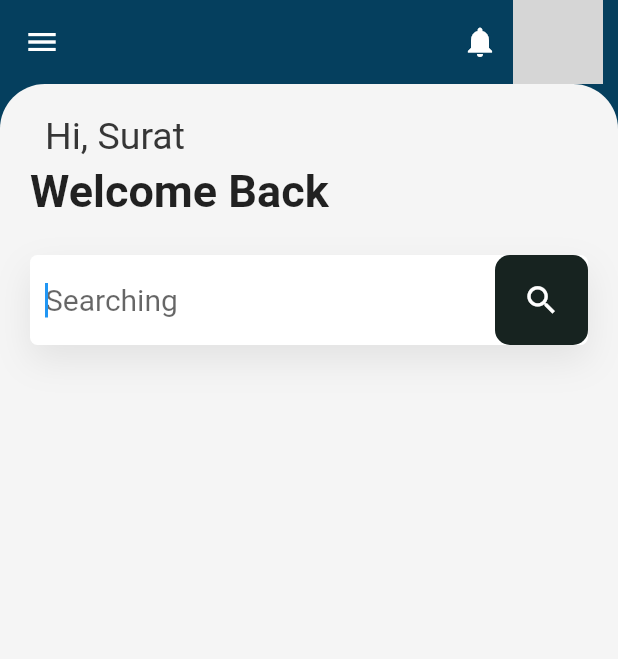
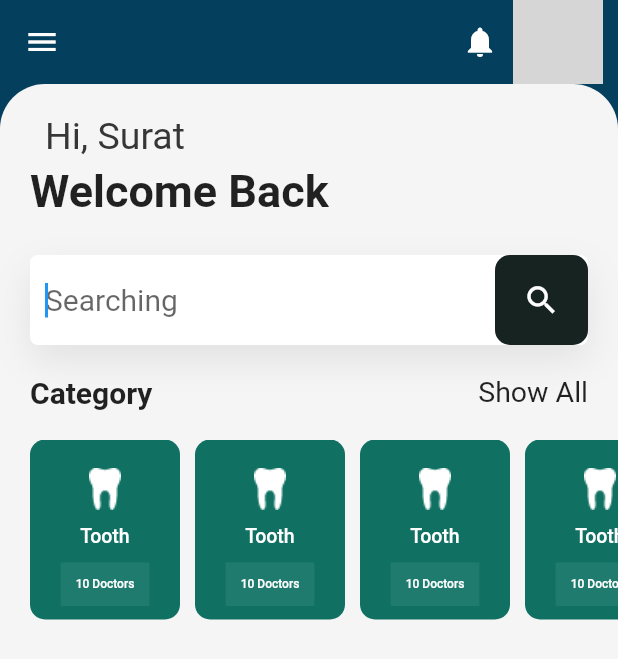
Before and after one commit to surajadkhari/dentalapp_UI, a Flutter app: the screen it shows after launch, on a phone screen of 412 x 824 dp. Shown: the top 659 px of the screen. Run offline on Flutter 3.47's test engine with Material 2 defaults, Android fonts, the phone set to English and light mode, and no system bars; network calls fail; Roboto replaces fonts that are missing (Poppins); grey boxes are pictures that could not be loaded.

Commit message:
Service Catalog

```diff
--- a/lib/screen/homepage.dart
+++ b/lib/screen/homepage.dart
@@ -120,6 +120,93 @@ Widget _bodyW() {
               ),
             ],
           ),
+        ),
+
+        Container(
+          margin: EdgeInsets.only(top: 20, left: 20),
+          child: Stack(
+            fit: StackFit.loose,
+            children: [
+              Container(
+                child: Text(
+                  "Category",
+                  style: TextStyle(fontWeight: FontWeight.bold, fontSize: 20),
+                ),
+              ),
+              Container(
+                margin: EdgeInsets.only(right: 20),
+                child: Align(
+                  alignment: Alignment.centerRight,
+                  child: Text(
+                    "Show All",
+                    style: TextStyle(fontSize: 19),
+                  ),
+                ),
+              ),
+            ],
+          ),
+        ),
+        Container(
+          color: Colors.transparent,
+          height: 120,
+          margin: EdgeInsets.only(top: 20, left: 20),
+          child: ListView(
+            scrollDirection: Axis.horizontal,
+            children: [
+              demoCategories("images/tooth.png", "Tooth", "10 Doctors"),
+              demoCategories("images/tooth.png", "Tooth", "10 Doctors"),
+              demoCategories("images/tooth.png", "Tooth", "10 Doctors"),
+              demoCategories("images/tooth.png", "Tooth", "10 Doctors"),
+              demoCategories("images/tooth.png", "Tooth", "10 Doctors"),
+            ],
+          ),
+        ),
+      ],
+    ),
+  );
+}
+
+//ServiceCatalog design
+Widget demoCategories(String image, String servicename, String drQuantity) {
+  return Container(
+    margin: EdgeInsets.only(right: 10),
+    width: 100,
+    decoration: BoxDecoration(
+      color: Color(0xff107163),
+      borderRadius: BorderRadius.circular(10),
+    ),
+    child: Column(
+      mainAxisAlignment: MainAxisAlignment.center,
+      crossAxisAlignment: CrossAxisAlignment.center,
+      children: [
+        //Images
+        Container(
+          margin: EdgeInsets.only(top: 10),
+          child: Image.asset(image),
+        ),
+
+        //Service Name
+        Container(
+          margin: EdgeInsets.only(top: 10),
+          child: Text(
+            servicename,
+            style: TextStyle(
+                color: Colors.white, fontSize: 13, fontWeight: FontWeight.w500),
+          ),
+        ),
+
+        //Doctor Q
+        Container(
+          margin: EdgeInsets.only(top: 10),
+          padding: EdgeInsets.all(10),
+          decoration: BoxDecoration(
+            color: Color(0xffd9fffa).withOpacity(0.07),
+          ),
+          child: Text(
+            drQuantity,
+            style: TextStyle(
+                color: Colors.white, fontSize: 8, fontWeight: FontWeight.w500),
+          ),
         )
       ],
     ),
--- a/pubspec.yaml
+++ b/pubspec.yaml
@@ -45,8 +45,8 @@ flutter:
   uses-material-design: true
 
   # To add assets to your application, add an assets section, like this:
-  # assets:
-  #   - images/a_dot_burr.jpeg
+  assets:
+     - images/
   #   - images/a_dot_ham.jpeg
 
   # An image asset can refer to one or more resolution-specific "variants", see
```
Also changed, not shown: images/bone.png (added), images/brain.png (added), images/heart.png (added), images/tooth.png (added).
